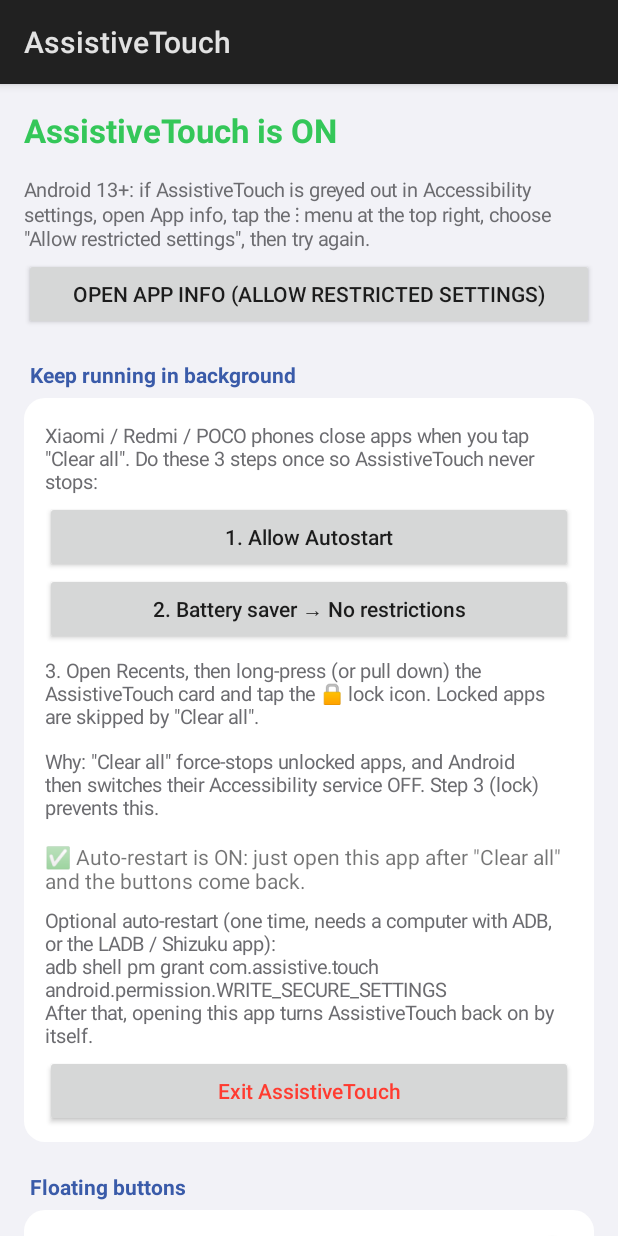
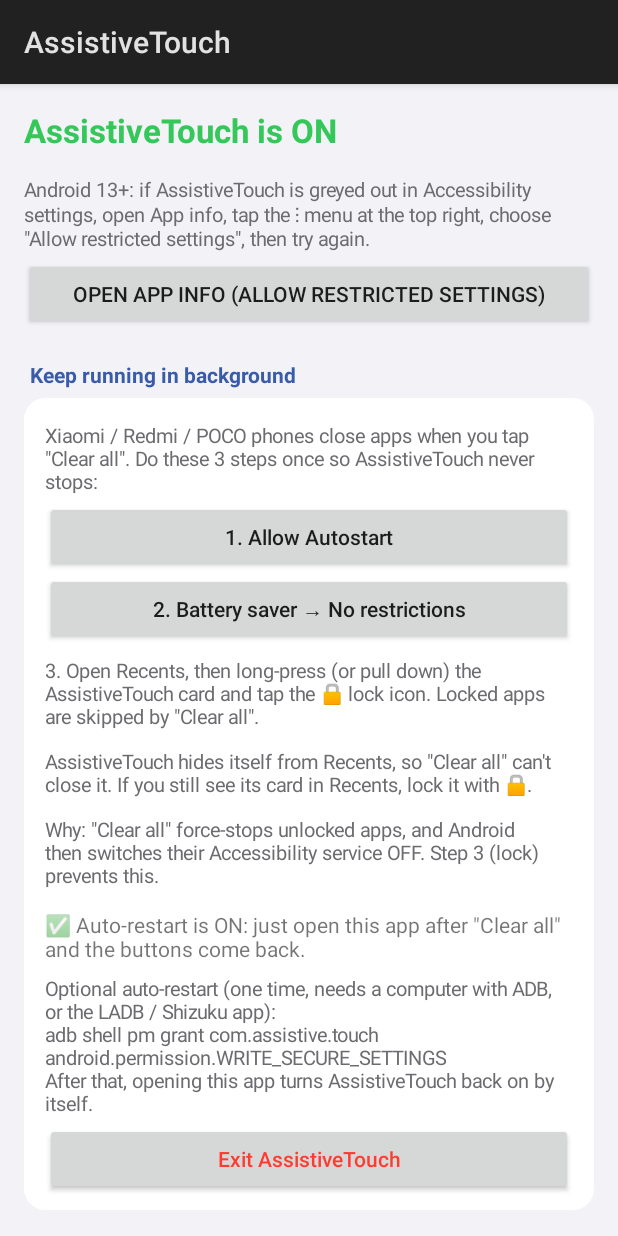
Before and after one commit to akashgupta0001/AssistiveTouch, an Android app: the screen it shows after launch (MainActivity), on a phone screen of 412 x 824 dp. Run offline under Robolectric (Android 15) with nearby library versions, the phone set to English and light mode, and no system bars.

Commit message:
Keep app screens out of Recents so Clear all can't force-stop the service
Co-Authored-By: Claude Opus 5.5 <noreply@anthropic.com>
Claude-Session: https://claude.ai/code/session_01VwgdVw3tWSfTffDjjGrg13

```diff
--- a/app/src/main/AndroidManifest.xml
+++ b/app/src/main/AndroidManifest.xml
@@ -29,6 +29,7 @@
 
         <activity
             android:name=".MainActivity"
+            android:excludeFromRecents="true"
             android:exported="true">
             <intent-filter>
                 <action android:name="android.intent.action.MAIN" />
@@ -38,11 +39,13 @@
 
         <activity
             android:name=".AppsActivity"
+            android:excludeFromRecents="true"
             android:exported="false"
             android:label="Sidebar apps" />
 
         <activity
             android:name=".CropActivity"
+            android:excludeFromRecents="true"
             android:exported="false"
             android:label="Crop photo"
             android:theme="@android:style/Theme.Material.NoActionBar" />
--- a/app/src/main/java/com/assistive/touch/MainActivity.java
+++ b/app/src/main/java/com/assistive/touch/MainActivity.java
@@ -107,6 +107,8 @@ public class MainActivity extends Activity {
         kr.addView(actionButton("2. Battery saver → No restrictions", this::openBatterySettings));
         kr.addView(note("3. Open Recents, then long-press (or pull down) the AssistiveTouch card and tap the 🔒 lock icon. "
                 + "Locked apps are skipped by \"Clear all\"."));
+        kr.addView(note("AssistiveTouch hides itself from Recents, so \"Clear all\" can't close it. "
+                + "If you still see its card in Recents, lock it with 🔒."));
         kr.addView(note("Why: \"Clear all\" force-stops unlocked apps, and Android then switches their Accessibility "
                 + "service OFF. Step 3 (lock) prevents this."));
         autoText = new TextView(this);
```
